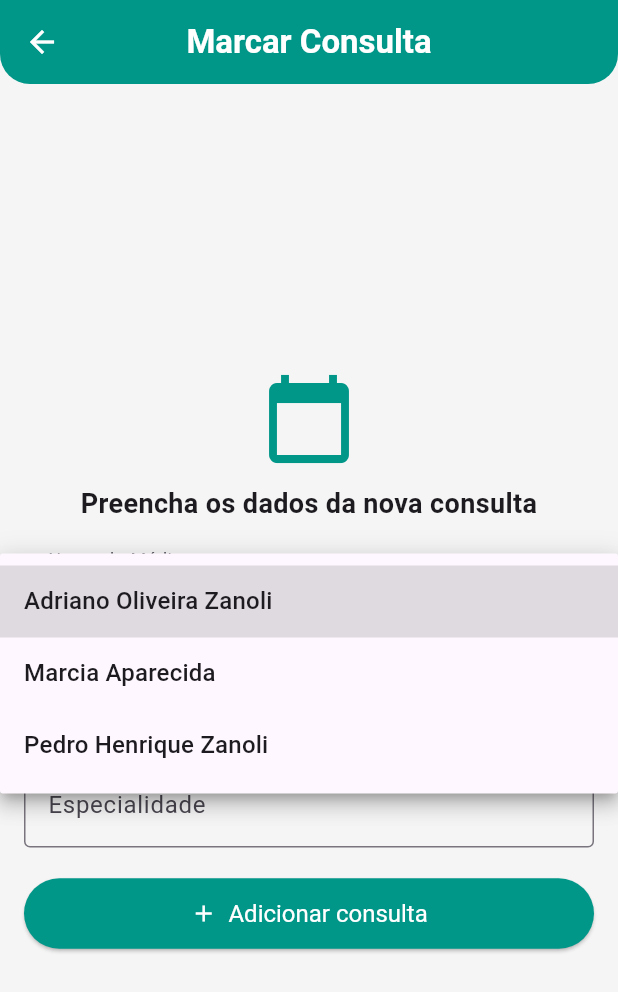
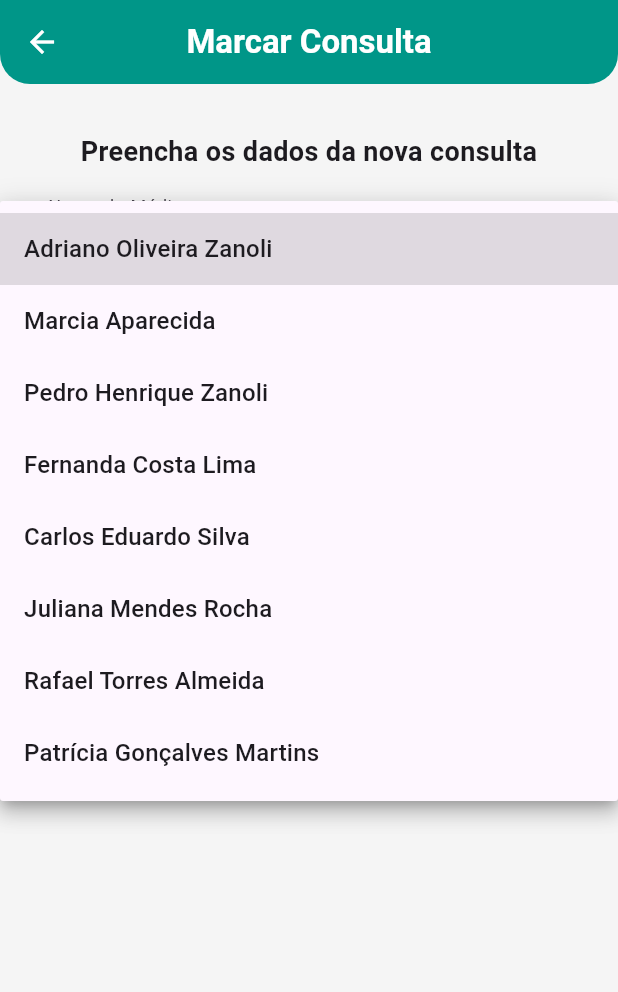
Before and after one commit to AugustoZanoli/doctors_app, a Flutter app: the Novaconsulta screen opened by its route, after a tap on "Selecione o médico", on a phone screen of 412 x 824 dp. Shown: the top 992 px of the screen. Run offline on Flutter 3.47's test engine with Material 3 defaults, Android fonts, the phone set to English and light mode, and no system bars.

Commit message:
Deixando a tela de profissionais legal

```diff
--- a/doctors_app/lib/db/profissionaisDb.dart
+++ b/doctors_app/lib/db/profissionaisDb.dart
@@ -3,7 +3,7 @@ List<Map<String, dynamic>> profissionais = [
     'nome': 'Adriano Oliveira Zanoli',
     'area': 'Dentista Cirurgião',
     'regiao': 'Itajubá',
-      'foto': 'assets/medico1.jpg',
+    'foto': 'assets/medico4.jpeg',
   },
   {
     'nome': 'Marcia Aparecida',
@@ -17,4 +17,34 @@ List<Map<String, dynamic>> profissionais = [
     'regiao': 'Itajubá',
     'foto': 'assets/medico3.jpeg',
   },
+  {
+    'nome': 'Fernanda Costa Lima',
+    'area': 'Dermatologista',
+    'regiao': 'Pouso Alegre',
+    'foto': 'assets/medico3.jpeg',
+  },
+  {
+    'nome': 'Carlos Eduardo Silva',
+    'area': 'Cardiologista',
+    'regiao': 'Santa Rita do Sapucaí',
+    'foto': 'assets/medico3.jpeg',
+  },
+  {
+    'nome': 'Juliana Mendes Rocha',
+    'area': 'Neurologista',
+    'regiao': 'Itajubá',
+    'foto': 'assets/medico3.jpeg',
+  },
+  {
+    'nome': 'Rafael Torres Almeida',
+    'area': 'Ortopedista',
+    'regiao': 'Brasópolis',
+    'foto': 'assets/medico3.jpeg',
+  },
+  {
+    'nome': 'Patrícia Gonçalves Martins',
+    'area': 'Ginecologista',
+    'regiao': 'Maria da Fé',
+    'foto': 'assets/medico3.jpeg',
+  },
 ];
--- a/doctors_app/lib/screens/novaConsulta.dart
+++ b/doctors_app/lib/screens/novaConsulta.dart
@@ -24,8 +24,7 @@ class _NovaconsultaState extends State<Novaconsulta> {
       appBar: MyAppBar(
         title: 'Marcar Consulta',
       ),
-      body: Center(
-        child: SingleChildScrollView(
+      body: SingleChildScrollView(
         child: Padding(
           padding: const EdgeInsets.all(16.0),
           child: ConstrainedBox(
@@ -34,8 +33,9 @@ class _NovaconsultaState extends State<Novaconsulta> {
               key: _formKey,
               child: Column(
                 children: [
-                    Icon(Icons.calendar_today, size: 64, color: customTeal),
-                    SizedBox(height: 12),
+
+
+                  SizedBox(height: 16),
                   Text(
                     'Preencha os dados da nova consulta',
                     style:
@@ -72,28 +72,45 @@ class _NovaconsultaState extends State<Novaconsulta> {
                         ? 'Selecione um médico'
                         : null,
                   ),
-                    SizedBox(height: 12),
+
+                  SizedBox(height: 16),
                   TextFormField(
-                      keyboardType: TextInputType.number,
+                    readOnly: true,
                     controller: _dataController,
                     decoration: InputDecoration(
                       border: OutlineInputBorder(),
                       labelText: 'Data da Consulta',
-                        hintText: 'XX-XX-XXXX',
+                      hintText: 'Selecionar data',
+                      suffixIcon: Icon(Icons.calendar_today),
                     ),
+                    onTap: () async {
+                      final DateTime? picked = await showDatePicker(
+                        context: context,
+                        initialDate: DateTime.now(),
+                        firstDate: DateTime.now(),
+                        lastDate: DateTime.now().add(Duration(days: 365)),
+                      );
+                      if (picked != null) {
+                        setState(() {
+                          _dataController.text =
+                              '${picked.day.toString().padLeft(2, '0')}-${picked.month.toString().padLeft(2, '0')}-${picked.year}';
+                        });
+                      }
+                    },
                     validator: (value) => value == null || value.isEmpty
                         ? 'Informe a data'
                         : null,
                   ),
-                    SizedBox(height: 12),
+
+                  SizedBox(height: 16),
                   TextFormField(
                     readOnly: true,
                     controller: _especialidadeController,
                     decoration: InputDecoration(
+                      filled: true,
+                      fillColor: Colors.grey[200],
                       border: OutlineInputBorder(),
                       labelText: 'Especialidade',
-                        hintText: 'Selecione o médico',
-
                     ),
                     validator: (value) => value == null || value.isEmpty
                         ? 'Informe a especialidade'
@@ -110,8 +127,11 @@ class _NovaconsultaState extends State<Novaconsulta> {
                       ),
                       style: ElevatedButton.styleFrom(
                         backgroundColor: customTeal,
+                        elevation: 4,
+                        shape: RoundedRectangleBorder(
+                          borderRadius: BorderRadius.circular(8),
+                        ),
                         padding: EdgeInsets.symmetric(vertical: 14),
-                          textStyle: TextStyle(fontSize: 16),
                       ),
                       onPressed: () {
                         if (_formKey.currentState!.validate()) {
@@ -133,7 +153,6 @@ class _NovaconsultaState extends State<Novaconsulta> {
           ),
         ),
       ),
-      ),
     );
   }
 }
--- a/doctors_app/lib/screens/profissionais.dart
+++ b/doctors_app/lib/screens/profissionais.dart
@@ -30,6 +30,7 @@ class _ProfissionaisState extends State<Profissionais> {
       context: context,
       builder: (context) {
         return SafeArea(
+          child: SingleChildScrollView(
             child: Column(
               mainAxisSize: MainAxisSize.min,
               children: [
@@ -54,8 +55,9 @@ class _ProfissionaisState extends State<Profissionais> {
                       Navigator.pop(context);
                     },
                   );
-              }).toList(),
+                }),
               ],
+            ),
           ),
         );
       },
--- a/doctors_app/pubspec.yaml
+++ b/doctors_app/pubspec.yaml
@@ -59,6 +59,7 @@ flutter:
     - assets/medico1.jpg
     - assets/medico2.jpeg
     - assets/medico3.jpeg
+    - assets/medico4.jpeg
 
 
   # To add assets to your application, add an assets section, like this:
```
Also changed, not shown: doctors_app/lib/db/consultasDb.dart (+4 -4 lines), doctors_app/assets/medico4.jpeg (added). Lines whose indentation alone changed are shown as unchanged.
